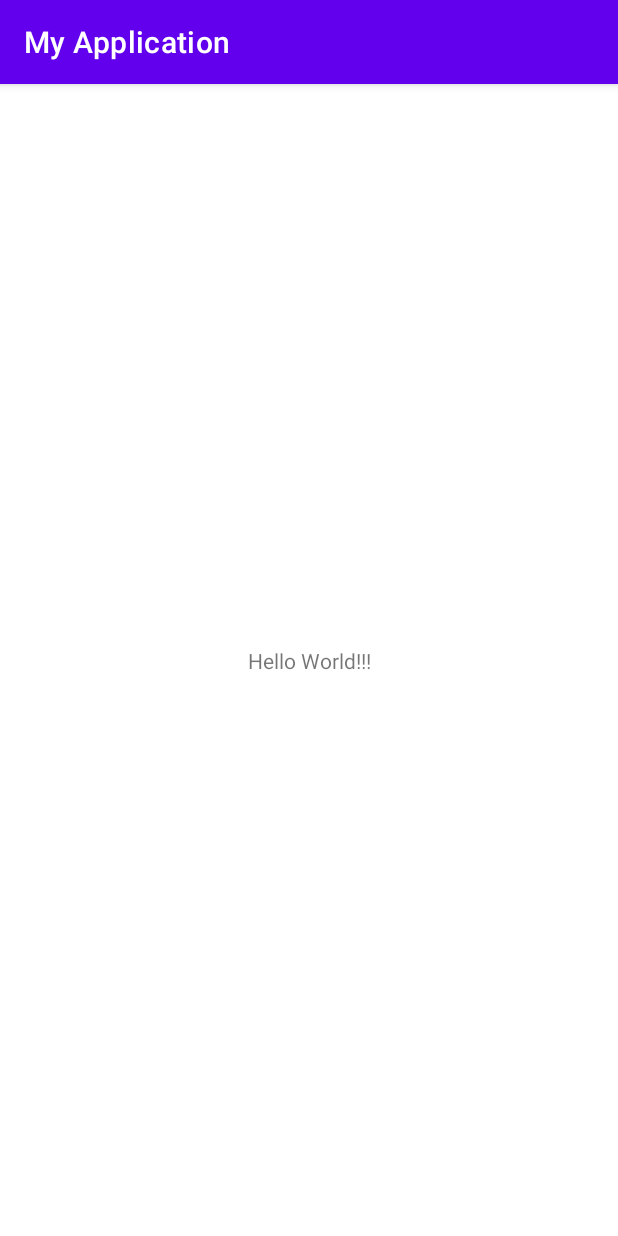
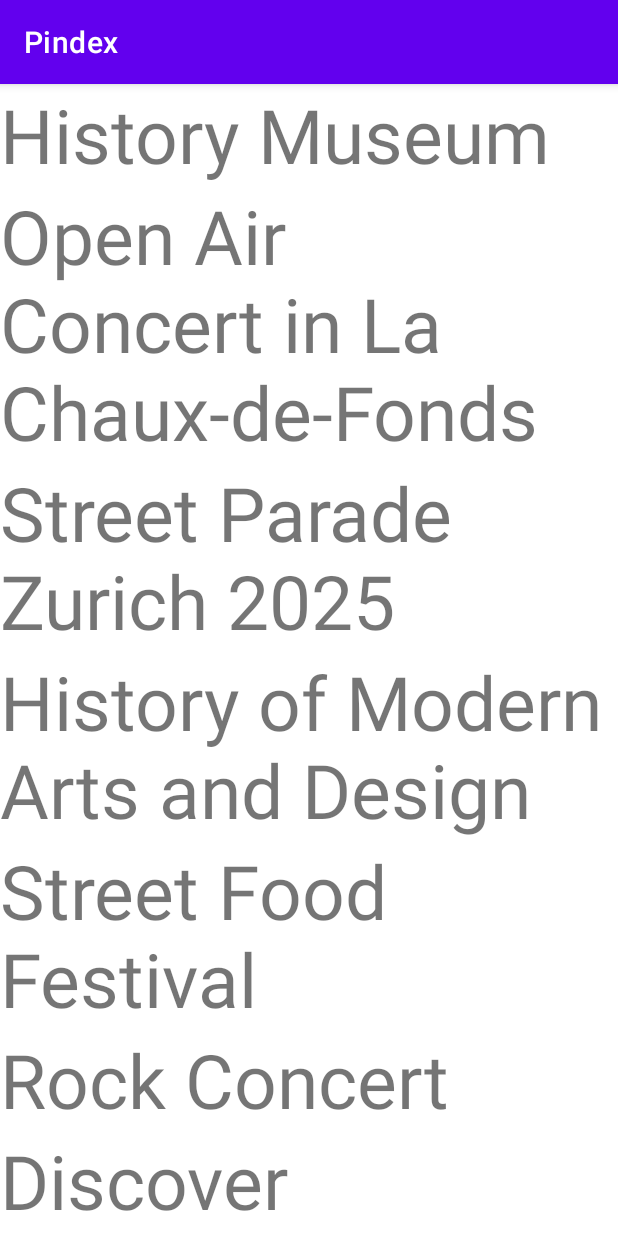
Before and after one commit to lucasrlt/PindexTourTest, an Android app: the screen it shows after launch (MainActivity before the commit, HomeActivity after it), on a phone screen of 412 x 824 dp. Run offline under Robolectric (Android 15) with nearby library versions, the phone set to English and light mode, and no system bars.

Commit message:
Add basic list displaying random titles

```diff
--- a/app/src/main/AndroidManifest.xml
+++ b/app/src/main/AndroidManifest.xml
@@ -9,7 +9,7 @@
         android:roundIcon="@mipmap/ic_launcher_round"
         android:supportsRtl="true"
         android:theme="@style/Theme.MyApplication">
-        <activity android:name="com.pindex.main.MainActivity">
+        <activity android:name="com.pindex.main.home.HomeActivity">
             <intent-filter>
                 <action android:name="android.intent.action.MAIN" />
 
--- a/app/src/main/java/com/pindex/main/MainActivity.kt
+++ /dev/null
@@ -1,11 +0,0 @@
-package com.pindex.main
-
-import androidx.appcompat.app.AppCompatActivity
-import android.os.Bundle
-
-class MainActivity : AppCompatActivity() {
-    override fun onCreate(savedInstanceState: Bundle?) {
-        super.onCreate(savedInstanceState)
-        setContentView(R.layout.activity_main)
-    }
-}
--- /dev/null
+++ b/app/src/main/java/com/pindex/main/home/Datasource.kt
@@ -0,0 +1,13 @@
+package com.pindex.main.home
+
+import android.content.Context
+import com.pindex.main.R
+
+class Datasource(val context: Context) {
+
+    fun getItemsList(): Array<String> {
+        return context.resources.getStringArray(R.array.mock_activities_names)
+
+    }
+
+}
--- /dev/null
+++ b/app/src/main/java/com/pindex/main/home/HomeActivity.kt
@@ -0,0 +1,21 @@
+package com.pindex.main.home
+
+import androidx.appcompat.app.AppCompatActivity
+import android.os.Bundle
+import androidx.recyclerview.widget.RecyclerView
+import com.pindex.main.R
+
+class HomeActivity : AppCompatActivity() {
+
+    override fun onCreate(savedInstanceState: Bundle?) {
+
+        super.onCreate(savedInstanceState)
+        setContentView(R.layout.activity_main)
+
+        val itemsList = Datasource(this).getItemsList()
+
+        val recyclerView: RecyclerView = findViewById(R.id.recycler_view)
+        recyclerView.adapter = ItemAdapter(itemsList)
+    }
+
+}
--- /dev/null
+++ b/app/src/main/java/com/pindex/main/home/ItemAdapter.kt
@@ -0,0 +1,40 @@
+package com.pindex.main.home
+
+import android.view.LayoutInflater
+import android.view.View
+import android.view.ViewGroup
+import android.widget.TextView
+import androidx.recyclerview.widget.RecyclerView
+import com.pindex.main.R
+
+class ItemAdapter(val itemList: Array<String>) :
+        RecyclerView.Adapter<ItemAdapter.ItemViewHolder>() {
+
+    // Describes an item view and its place within the RecyclerView
+    class ItemViewHolder(itemView: View) : RecyclerView.ViewHolder(itemView) {
+        private val itemNameTextView: TextView = itemView.findViewById(R.id.item_name)
+
+        fun bind(word: String) {
+            itemNameTextView.text = word
+        }
+    }
+
+    // Returns a new ViewHolder
+    override fun onCreateViewHolder(parent: ViewGroup, viewType: Int): ItemViewHolder {
+        val view = LayoutInflater.from(parent.context)
+                .inflate(R.layout.home_item, parent, false)
+
+        return ItemViewHolder(view)
+    }
+
+    // Returns size of data list
+    override fun getItemCount(): Int {
+        return itemList.size
+    }
+
+    // Displays data at a certain position
+    override fun onBindViewHolder(holder: ItemViewHolder, position: Int) {
+        holder.bind(itemList[position])
+    }
+
+}
--- a/app/src/main/res/layout/activity_main.xml
+++ b/app/src/main/res/layout/activity_main.xml
@@ -1,18 +1,13 @@
 <?xml version="1.0" encoding="utf-8"?>
-<androidx.constraintlayout.widget.ConstraintLayout xmlns:android="http://schemas.android.com/apk/res/android"
+
+<FrameLayout xmlns:android="http://schemas.android.com/apk/res/android"
     xmlns:app="http://schemas.android.com/apk/res-auto"
-    xmlns:tools="http://schemas.android.com/tools"
     android:layout_width="match_parent"
-    android:layout_height="match_parent"
-    tools:context=".MainActivity">
+    android:layout_height="match_parent">
 
-    <TextView
-        android:layout_width="wrap_content"
-        android:layout_height="wrap_content"
-        android:text="Hello World!!!"
-        app:layout_constraintBottom_toBottomOf="parent"
-        app:layout_constraintLeft_toLeftOf="parent"
-        app:layout_constraintRight_toRightOf="parent"
-        app:layout_constraintTop_toTopOf="parent" />
-
-</androidx.constraintlayout.widget.ConstraintLayout>
+    <androidx.recyclerview.widget.RecyclerView
+        android:id="@+id/recycler_view"
+        android:layout_width="match_parent"
+        android:layout_height="match_parent"
+        app:layoutManager="LinearLayoutManager" />
+</FrameLayout>
--- /dev/null
+++ b/app/src/main/res/layout/home_item.xml
@@ -0,0 +1,13 @@
+<?xml version="1.0" encoding="utf-8"?>
+<FrameLayout xmlns:android="http://schemas.android.com/apk/res/android"
+    android:layout_width="match_parent"
+    android:layout_height="wrap_content">
+
+    <!-- Add in TextView to display item name   -->
+    <TextView
+        android:id="@+id/item_name"
+        android:layout_width="wrap_content"
+        android:layout_height="wrap_content"
+        android:text="TextView"
+        android:textSize="50dp" />
+</FrameLayout>
--- a/app/src/main/res/values/strings.xml
+++ b/app/src/main/res/values/strings.xml
@@ -1,3 +1,16 @@
 <resources>
-    <string name="app_name">My Application</string>
+    <string name="app_name">Pindex</string>
+
+    <!-- Mock activities names  -->
+    <string-array name="mock_activities_names">
+        <item>History Museum</item>
+        <item>Open Air Concert in La Chaux-de-Fonds</item>
+        <item>Street Parade Zurich 2025</item>
+        <item>History of Modern Arts and Design</item>
+        <item>Street Food Festival</item>
+        <item>Rock Concert</item>
+        <item>Discover Saint-Imier</item>
+        <item>Mont-Soleil Energy Tour</item>
+    </string-array>
+
 </resources>
```
